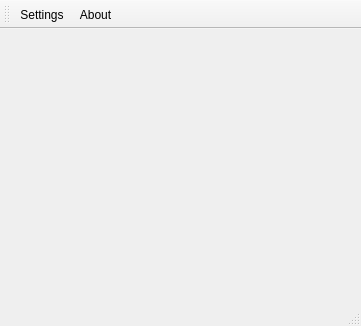
Old version of the form desktop/mainwindow.ui in the repository davidrg/zxweather.
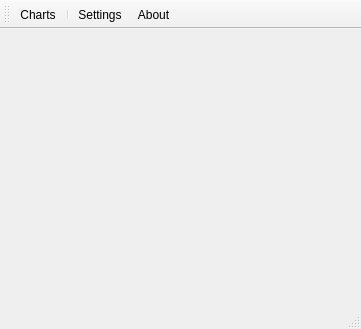
New version of the form. Icons and pictures are not drawn. Custom widgets are drawn as their Qt base class.

Commit message: more resources, etc, for the chart window

```diff
--- a/desktop/mainwindow.ui
+++ b/desktop/mainwindow.ui
@@ -7,7 +7,7 @@
     <x>0</x>
     <y>0</y>
     <width>361</width>
-    <height>326</height>
+    <height>329</height>
    </rect>
   </property>
   <property name="sizePolicy">
@@ -76,6 +76,8 @@
    <attribute name="toolBarBreak">
     <bool>false</bool>
    </attribute>
+   <addaction name="actionCharts"/>
+   <addaction name="separator"/>
    <addaction name="actionSettings"/>
    <addaction name="actionAbout"/>
   </widget>
@@ -98,6 +100,15 @@
     <string>About</string>
    </property>
   </action>
+  <action name="actionCharts">
+   <property name="icon">
+    <iconset resource="resources.qrc">
+     <normaloff>:/icons/chart</normaloff>:/icons/chart</iconset>
+   </property>
+   <property name="text">
+    <string>Charts</string>
+   </property>
+  </action>
  </widget>
  <layoutdefault spacing="6" margin="11"/>
  <customwidgets>
```
Left out of the diff: 2 changed lines with no effect on the pictures. The commit also changes 6 other files.
